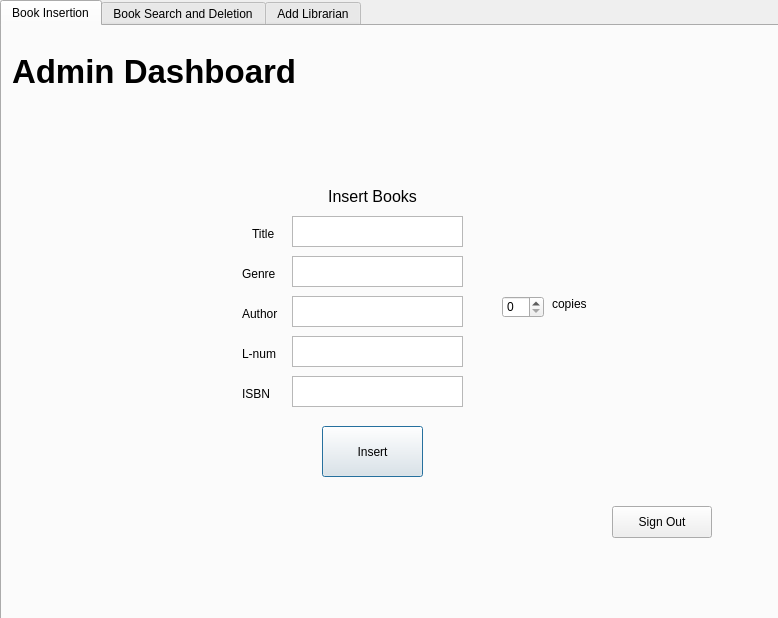
First picture: the form in LibraryManagementSystem/admin.ui, repository omar-rabeh-18/LibraryManagementSystem, before the edit.
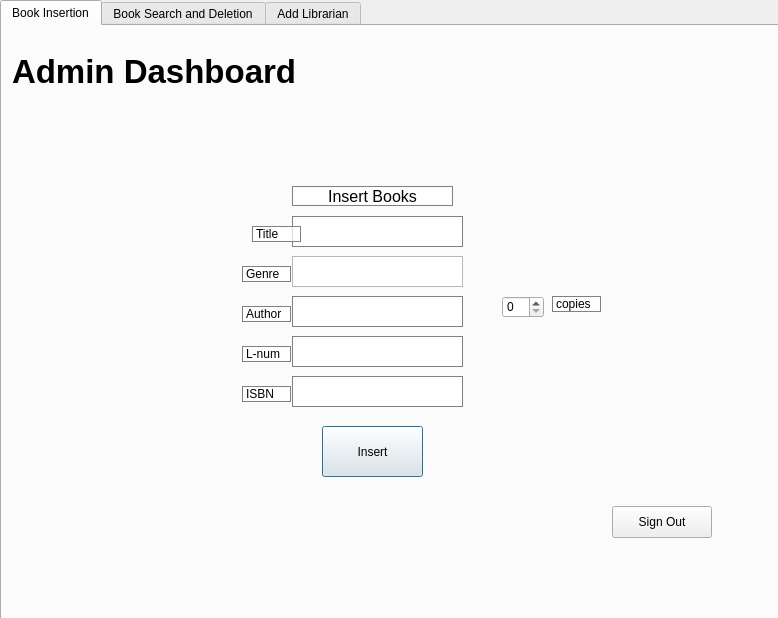
Second picture: the form after the edit. The open tabs and pages were chosen to show the change.

Diff of the .ui file:
```diff
--- a/LibraryManagementSystem/admin.ui
+++ b/LibraryManagementSystem/admin.ui
@@ -51,6 +51,11 @@
        <height>31</height>
       </rect>
      </property>
+     <property name="styleSheet">
+      <string notr="true">color: black;
+background-color: rgba(255, 255, 255, 180); 
+ border: 1px solid gray;</string>
+     </property>
      <property name="html">
       <string>&lt;!DOCTYPE HTML PUBLIC &quot;-//W3C//DTD HTML 4.0//EN&quot; &quot;http://www.w3.org/TR/REC-html40/strict.dtd&quot;&gt;
 &lt;html&gt;&lt;head&gt;&lt;meta name=&quot;qrichtext&quot; content=&quot;1&quot; /&gt;&lt;meta charset=&quot;utf-8&quot; /&gt;&lt;style type=&quot;text/css&quot;&gt;
@@ -71,6 +76,11 @@
        <height>16</height>
       </rect>
      </property>
+     <property name="styleSheet">
+      <string notr="true">color: black;
+background-color: rgba(255, 255, 255, 180); 
+ border: 1px solid gray;</string>
+     </property>
      <property name="text">
       <string>Genre</string>
      </property>
@@ -84,6 +94,11 @@
        <height>16</height>
       </rect>
      </property>
+     <property name="styleSheet">
+      <string notr="true">color: black;
+background-color: rgba(255, 255, 255, 180); 
+ border: 1px solid gray;</string>
+     </property>
      <property name="text">
       <string>L-num</string>
      </property>
@@ -97,6 +112,11 @@
        <height>31</height>
       </rect>
      </property>
+     <property name="styleSheet">
+      <string notr="true">color: black;
+background-color: rgba(255, 255, 255, 180); 
+ border: 1px solid gray;</string>
+     </property>
      <property name="html">
       <string>&lt;!DOCTYPE HTML PUBLIC &quot;-//W3C//DTD HTML 4.0//EN&quot; &quot;http://www.w3.org/TR/REC-html40/strict.dtd&quot;&gt;
 &lt;html&gt;&lt;head&gt;&lt;meta name=&quot;qrichtext&quot; content=&quot;1&quot; /&gt;&lt;meta charset=&quot;utf-8&quot; /&gt;&lt;style type=&quot;text/css&quot;&gt;
@@ -137,6 +157,11 @@
        <height>31</height>
       </rect>
      </property>
+     <property name="styleSheet">
+      <string notr="true">color: black;
+background-color: rgba(255, 255, 255, 180); 
+ border: 1px solid gray;</string>
+     </property>
      <property name="html">
       <string>&lt;!DOCTYPE HTML PUBLIC &quot;-//W3C//DTD HTML 4.0//EN&quot; &quot;http://www.w3.org/TR/REC-html40/strict.dtd&quot;&gt;
 &lt;html&gt;&lt;head&gt;&lt;meta name=&quot;qrichtext&quot; content=&quot;1&quot; /&gt;&lt;meta charset=&quot;utf-8&quot; /&gt;&lt;style type=&quot;text/css&quot;&gt;
@@ -157,6 +182,11 @@
        <height>16</height>
       </rect>
      </property>
+     <property name="styleSheet">
+      <string notr="true">color: black;
+background-color: rgba(255, 255, 255, 180); 
+ border: 1px solid gray;</string>
+     </property>
      <property name="text">
       <string>Title</string>
      </property>
@@ -170,6 +200,11 @@
        <height>31</height>
       </rect>
      </property>
+     <property name="styleSheet">
+      <string notr="true">color: black;
+background-color: rgba(255, 255, 255, 180); 
+ border: 1px solid gray;</string>
+     </property>
      <property name="html">
       <string>&lt;!DOCTYPE HTML PUBLIC &quot;-//W3C//DTD HTML 4.0//EN&quot; &quot;http://www.w3.org/TR/REC-html40/strict.dtd&quot;&gt;
 &lt;html&gt;&lt;head&gt;&lt;meta name=&quot;qrichtext&quot; content=&quot;1&quot; /&gt;&lt;meta charset=&quot;utf-8&quot; /&gt;&lt;style type=&quot;text/css&quot;&gt;
@@ -203,6 +238,11 @@
        <height>16</height>
       </rect>
      </property>
+     <property name="styleSheet">
+      <string notr="true">color: black;
+background-color: rgba(255, 255, 255, 180); 
+ border: 1px solid gray;</string>
+     </property>
      <property name="text">
       <string>Author</string>
      </property>
@@ -216,6 +256,11 @@
        <height>16</height>
       </rect>
      </property>
+     <property name="styleSheet">
+      <string notr="true">color: black;
+background-color: rgba(255, 255, 255, 180); 
+ border: 1px solid gray;</string>
+     </property>
      <property name="text">
       <string>copies</string>
      </property>
@@ -276,6 +321,11 @@
        <pointsize>12</pointsize>
       </font>
      </property>
+     <property name="styleSheet">
+      <string notr="true">color: black;
+background-color: rgba(255, 255, 255, 180); 
+ border: 1px solid gray;</string>
+     </property>
      <property name="text">
       <string>Insert Books</string>
      </property>
@@ -292,10 +342,28 @@
        <height>16</height>
       </rect>
      </property>
+     <property name="styleSheet">
+      <string notr="true">color: black;
+background-color: rgba(255, 255, 255, 180); 
+ border: 1px solid gray;</string>
+     </property>
      <property name="text">
       <string>ISBN</string>
      </property>
     </widget>
+    <widget class="QLabel" name="backpic">
+     <property name="geometry">
+      <rect>
+       <x>-10</x>
+       <y>0</y>
+       <width>791</width>
+       <height>601</height>
+      </rect>
+     </property>
+     <property name="text">
+      <string/>
+     </property>
+    </widget>
    </widget>
    <widget class="QWidget" name="tab_2">
     <attribute name="title">
```
Left out of the diff: 60 changed lines with no effect on the pictures.
